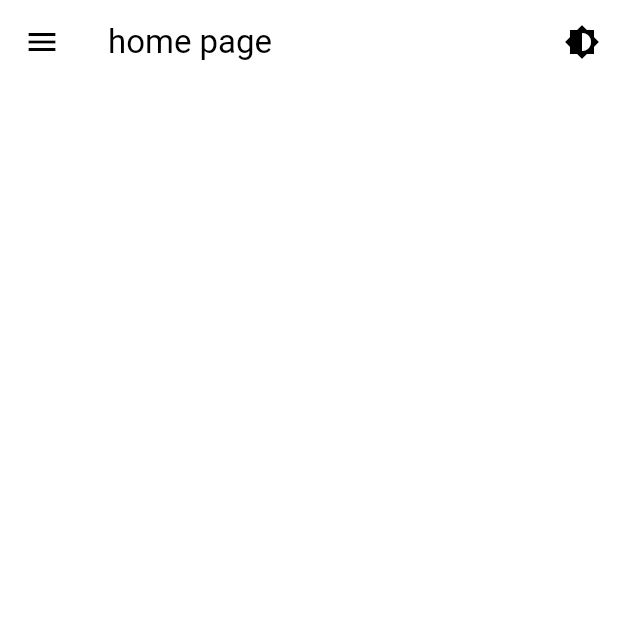
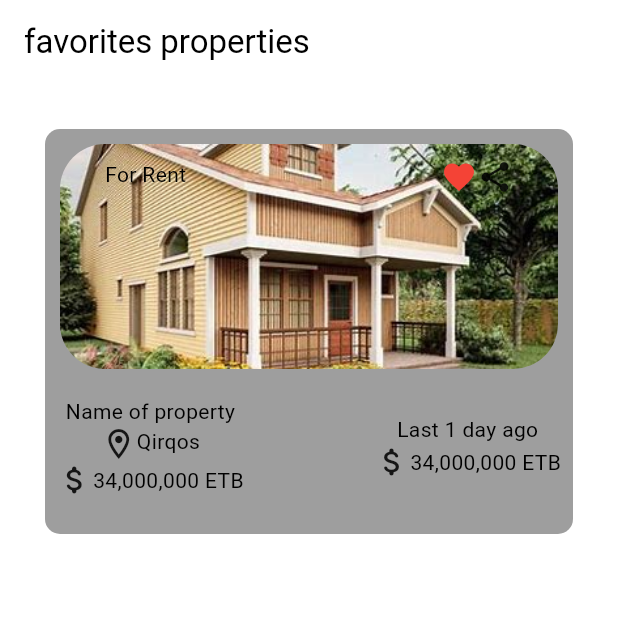
Before and after one commit to samiyamohammed/realestate, a Flutter app: the screen it shows after launch, on a phone screen of 412 x 824 dp, the top half of it. Run offline on Flutter 3.47's test engine with Material 3 defaults, Android fonts, the phone set to English and light mode, and no system bars; our stand-ins replace bloc, flutter_bloc, google_fonts.

Commit message:
theme commmit2

```diff
--- a/lib/main.dart
+++ b/lib/main.dart
@@ -1,6 +1,7 @@
 import 'package:flutter/material.dart';
 import 'package:flutter_bloc/flutter_bloc.dart';
 import 'package:real_estate_marketplace/bloc/theme_bloc/theme_bloc.dart';
+import 'package:real_estate_marketplace/pages/favoritesPage.dart';
 import 'package:real_estate_marketplace/pages/home_page.dart';
 
 void main() {
@@ -19,7 +20,7 @@ class MyApp extends StatelessWidget {
         builder: (context, themeState) {
           return MaterialApp(
             theme: themeState.themeData,
-            home: HomePage(),
+            home: FavoritesPage(),
           );
         },
       ),
--- /dev/null
+++ b/lib/pages/favoritesPage.dart
@@ -0,0 +1,113 @@
+import 'package:flutter/material.dart';
+
+class FavoritesPage extends StatefulWidget {
+  const FavoritesPage({super.key});
+
+  @override
+  State<FavoritesPage> createState() => _FavoritesPageState();
+}
+
+class _FavoritesPageState extends State<FavoritesPage> {
+  @override
+  Widget build(BuildContext context) {
+    return Scaffold(
+      appBar: AppBar(
+        title: Text(
+          'favorites properties',
+          style: Theme.of(context).textTheme.titleLarge,
+        ),
+      ),
+      body: Container(
+        child: Container(
+          margin: EdgeInsets.all(30),
+          height: 270,
+          decoration: BoxDecoration(
+              color: Colors.grey, borderRadius: BorderRadius.circular(10)),
+          // decoration: BoxDecoration(
+          //   borderRadius: BorderRadius.all(Radius.circular(30)),
+          // ),
+          // decoration: const BoxDecoration(
+          //   image: DecorationImage(
+          //     image: AssetImage(
+          //         'assets/images/favorite1.png'), // Path to the image asset
+          //     fit: BoxFit.fill, // How the image should fit within the container
+          //   ),
+          // ),
+          child: Column(
+            children: [
+              Container(
+                margin: const EdgeInsets.all(10),
+                padding:
+                    const EdgeInsets.symmetric(horizontal: 30, vertical: 10),
+                height: 150,
+                // width: 200,
+                decoration: const BoxDecoration(
+                  borderRadius: BorderRadius.all(Radius.circular(30)),
+                  image: DecorationImage(
+                    image: AssetImage(
+                        'assets/images/favorite1.png'), // Path to the image asset
+                    fit: BoxFit
+                        .cover, // How the image should fit within the container
+                  ),
+                ),
+                child: const Row(
+                  mainAxisAlignment: MainAxisAlignment.start,
+                  crossAxisAlignment: CrossAxisAlignment.start,
+                  children: [
+                    Text('For Rent'),
+                    Spacer(),
+                    Icon(
+                      Icons.favorite,
+                      color: Colors.red,
+                    ),
+                    Icon(
+                      Icons.share,
+                    ),
+                  ],
+                ),
+              ),
+              Padding(
+                padding: const EdgeInsets.all(8.0),
+                child: Row(
+                  children: const [
+                    Column(
+                      children: [
+                        Text("Name of property"),
+                        Row(
+                          mainAxisAlignment: MainAxisAlignment.start,
+                          crossAxisAlignment: CrossAxisAlignment.start,
+                          children: [
+                            Icon(Icons.location_on_outlined),
+                            Text("Qirqos")
+                          ],
+                        ),
+                        Row(
+                          children: [
+                            Icon(Icons.attach_money_rounded),
+                            Text("34,000,000 ETB")
+                          ],
+                        ),
+                      ],
+                    ),
+                    Spacer(),
+                    Column(
+                      children: [
+                        Text("Last 1 day ago"),
+                        Row(
+                          children: [
+                            Icon(Icons.attach_money_rounded),
+                            Text("34,000,000 ETB")
+                          ],
+                        ),
+                      ],
+                    )
+                  ],
+                ),
+              ),
+            ],
+          ),
+        ),
+      ),
+    );
+  }
+}
```
Also changed, not shown: pubspec.yaml (+4 -6 lines), assets/images/favorite1.png (added).
